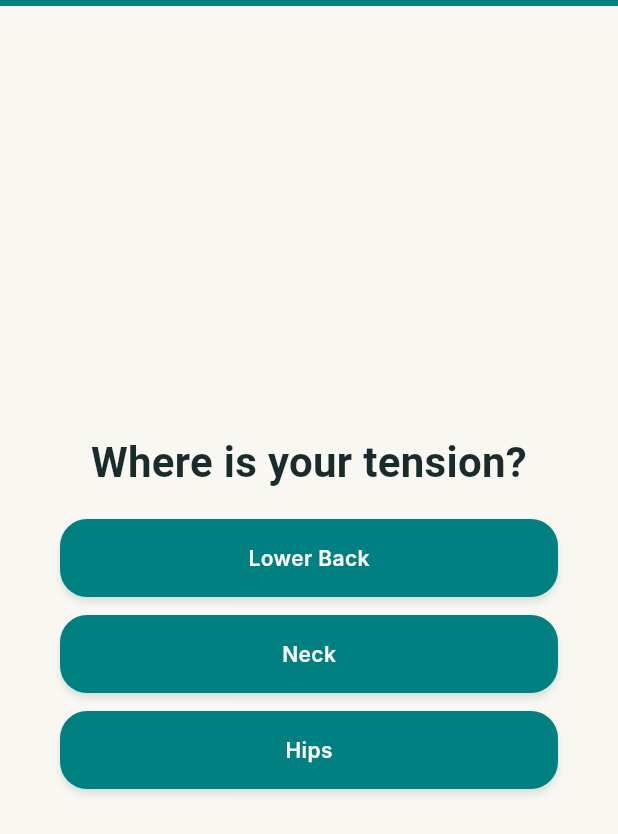
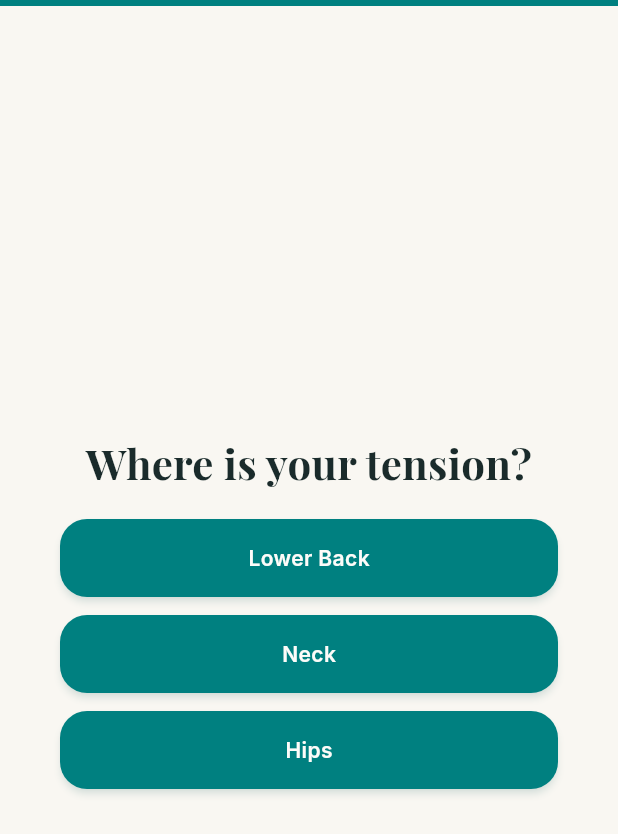
Before and after one commit to andre-ship-it/align-plus, a Flutter app: the screen it shows after launch, after a tap on "Relieve Pain", on a phone screen of 412 x 824 dp. Shown: the top 834 px of the screen. Run offline on Flutter 3.47's test engine with Material 3 defaults, Android fonts, the phone set to English and light mode, and no system bars; our stand-ins replace confetti, google_fonts, shared_preferences, video_player; network calls fail.

Commit message:
Add premium fonts, survey persistence, and GHL lead tracking flow

```diff
--- a/lib/app/main_app_flow.dart
+++ b/lib/app/main_app_flow.dart
@@ -1,5 +1,7 @@
 import 'package:flutter/material.dart';
+import 'package:shared_preferences/shared_preferences.dart';
 
+import '../core/integrations/ghl_service.dart';
 import '../features/library/library_screen.dart';
 import '../features/onboarding/survey_screen.dart';
 import '../features/ritual/mist_reveal_screen.dart';
@@ -12,25 +14,86 @@ class MainAppFlow extends StatefulWidget {
 }
 
 class _MainAppFlowState extends State<MainAppFlow> {
+  static const String _surveyCompletedKey = 'survey_completed';
+  static const String _surveyGoalKey = 'survey_goal';
+  static const String _surveyTensionKey = 'survey_tension';
+
+  bool _isHydrated = false;
   bool _showSurvey = true;
   int _selectedTab = 0;
+  String _surveyGoal = 'general_wellness';
+  String _surveyTension = '';
 
   String _activeVideoUrl =
       'https://assets.mixkit.co/videos/preview/mixkit-tropical-beach-with-palm-trees-1549-large.mp4';
   String _activeTitle = 'Morning Ritual';
 
   @override
+  void initState() {
+    super.initState();
+    _hydrateSurveyState();
+  }
+
+  Future<void> _hydrateSurveyState() async {
+    final prefs = await SharedPreferences.getInstance();
+    final isSurveyCompleted = prefs.getBool(_surveyCompletedKey) ?? false;
+    final goal = prefs.getString(_surveyGoalKey);
+    final tension = prefs.getString(_surveyTensionKey);
+
+    if (!mounted) return;
+    setState(() {
+      _showSurvey = !isSurveyCompleted;
+      _surveyGoal = goal ?? _surveyGoal;
+      _surveyTension = tension ?? _surveyTension;
+      _isHydrated = true;
+    });
+  }
+
+  Future<void> _handleSurveyCompleted(Map<String, String> answers) async {
+    final goal = answers['goal'] ?? _surveyGoal;
+    final tension = answers['tension'] ?? _surveyTension;
+
+    final prefs = await SharedPreferences.getInstance();
+    await prefs.setBool(_surveyCompletedKey, true);
+    await prefs.setString(_surveyGoalKey, goal);
+    await prefs.setString(_surveyTensionKey, tension);
+    await GhlService.sendSurveyCompleted(goal: goal, tension: tension);
+
+    if (!mounted) return;
+    setState(() {
+      _surveyGoal = goal;
+      _surveyTension = tension;
+      _showSurvey = false;
+    });
+  }
+
+  Future<void> _handleMistFullyCleared() async {
+    await GhlService.sendMistFullyCleared(
+      goal: _surveyGoal,
+      ritual: _activeTitle,
+    );
+  }
+
+  @override
   Widget build(BuildContext context) {
+    if (!_isHydrated) {
+      return const Scaffold(
+        body: Center(child: CircularProgressIndicator()),
+      );
+    }
+
     return Scaffold(
       body: AnimatedSwitcher(
         duration: const Duration(milliseconds: 800),
         child: _showSurvey
-            ? SurveyScreen(onCompleted: () => setState(() => _showSurvey = false))
+            ? SurveyScreen(onCompleted: _handleSurveyCompleted)
             : Scaffold(
                 body: _selectedTab == 0
                     ? MistRevealScreen(
                         videoUrl: _activeVideoUrl,
                         title: _activeTitle,
+                        userGoal: _surveyGoal,
+                        onMistFullyCleared: _handleMistFullyCleared,
                       )
                     : LibraryScreen(
                         onSessionSelected: (title, url) {
--- a/lib/app/theme.dart
+++ b/lib/app/theme.dart
@@ -1,4 +1,5 @@
 import 'package:flutter/material.dart';
+import 'package:google_fonts/google_fonts.dart';
 
 class AppPalette {
   static const Color deepTeal = Color(0xFF008080);
@@ -25,41 +26,48 @@ ThemeData buildPremiumTheme() {
 
   final textTheme = base.textTheme.copyWith(
     headlineLarge: base.textTheme.headlineLarge?.copyWith(
-      fontFamily: 'Playfair Display',
       fontWeight: FontWeight.w700,
       color: AppPalette.ink,
       letterSpacing: 0.2,
     ),
     headlineMedium: base.textTheme.headlineMedium?.copyWith(
-      fontFamily: 'Playfair Display',
       fontWeight: FontWeight.w700,
       color: AppPalette.ink,
       letterSpacing: 0.2,
     ),
     titleLarge: base.textTheme.titleLarge?.copyWith(
-      fontFamily: 'Playfair Display',
       fontWeight: FontWeight.w600,
       color: AppPalette.ink,
     ),
     bodyLarge: base.textTheme.bodyLarge?.copyWith(
-      fontFamily: 'Inter',
       color: AppPalette.ink,
       height: 1.35,
     ),
     bodyMedium: base.textTheme.bodyMedium?.copyWith(
-      fontFamily: 'Inter',
       color: AppPalette.ink,
       height: 1.35,
     ),
     labelLarge: base.textTheme.labelLarge?.copyWith(
-      fontFamily: 'Inter',
       fontWeight: FontWeight.w600,
       letterSpacing: 0.25,
     ),
   );
 
+  final premiumTextTheme = GoogleFonts.interTextTheme(textTheme).copyWith(
+    headlineLarge: GoogleFonts.playfairDisplay(
+      textStyle: textTheme.headlineLarge,
+    ),
+    headlineMedium: GoogleFonts.playfairDisplay(
+      textStyle: textTheme.headlineMedium,
+    ),
+    titleLarge: GoogleFonts.playfairDisplay(textStyle: textTheme.titleLarge),
+    bodyLarge: GoogleFonts.inter(textStyle: textTheme.bodyLarge),
+    bodyMedium: GoogleFonts.inter(textStyle: textTheme.bodyMedium),
+    labelLarge: GoogleFonts.inter(textStyle: textTheme.labelLarge),
+  );
+
   return base.copyWith(
-    textTheme: textTheme,
+    textTheme: premiumTextTheme,
     elevatedButtonTheme: ElevatedButtonThemeData(
       style: ElevatedButton.styleFrom(
         backgroundColor: AppPalette.deepTeal,
@@ -68,7 +76,7 @@ ThemeData buildPremiumTheme() {
         elevation: 2,
         minimumSize: const Size.fromHeight(52),
         shape: RoundedRectangleBorder(borderRadius: BorderRadius.circular(18)),
-        textStyle: textTheme.labelLarge,
+        textStyle: premiumTextTheme.labelLarge,
       ),
     ),
     cardTheme: CardThemeData(
@@ -81,8 +89,8 @@ ThemeData buildPremiumTheme() {
       backgroundColor: AppPalette.cloudWhite.withOpacity(0.95),
       selectedItemColor: AppPalette.deepTeal,
       unselectedItemColor: AppPalette.ink.withOpacity(0.55),
-      selectedLabelStyle: textTheme.labelSmall,
-      unselectedLabelStyle: textTheme.labelSmall,
+      selectedLabelStyle: premiumTextTheme.labelSmall,
+      unselectedLabelStyle: premiumTextTheme.labelSmall,
       type: BottomNavigationBarType.fixed,
       elevation: 8,
     ),
--- /dev/null
+++ b/lib/core/integrations/ghl_service.dart
@@ -0,0 +1,58 @@
+import 'dart:convert';
+
+import 'package:http/http.dart' as http;
+
+class GhlService {
+  static const String _webhookUrl = String.fromEnvironment(
+    'GHL_WEBHOOK_URL',
+    defaultValue: '',
+  );
+
+  static Future<void> sendSurveyCompleted({
+    required String goal,
+    required String tension,
+  }) async {
+    await _postEvent(
+      event: 'survey_completed',
+      payload: {
+        'goal': goal,
+        'tension': tension,
+      },
+    );
+  }
+
+  static Future<void> sendMistFullyCleared({
+    required String goal,
+    required String ritual,
+  }) async {
+    await _postEvent(
+      event: 'mist_fully_cleared',
+      payload: {
+        'goal': goal,
+        'ritual': ritual,
+      },
+    );
+  }
+
+  static Future<void> _postEvent({
+    required String event,
+    required Map<String, String> payload,
+  }) async {
+    if (_webhookUrl.isEmpty) return;
+
+    try {
+      await http.post(
+        Uri.parse(_webhookUrl),
+        headers: const {'Content-Type': 'application/json'},
+        body: jsonEncode({
+          'event': event,
+          'source': 'align_app',
+          'timestamp': DateTime.now().toUtc().toIso8601String(),
+          ...payload,
+        }),
+      );
+    } catch (_) {
+      // Webhook failures should not block the ritual flow.
+    }
+  }
+}
--- a/lib/features/onboarding/survey_screen.dart
+++ b/lib/features/onboarding/survey_screen.dart
@@ -4,7 +4,7 @@ import 'package:flutter/services.dart';
 import '../../shared/widgets/press_scale_button.dart';
 
 class SurveyScreen extends StatefulWidget {
-  final VoidCallback onCompleted;
+  final void Function(Map<String, String> answers) onCompleted;
 
   const SurveyScreen({super.key, required this.onCompleted});
 
@@ -15,6 +15,7 @@ class SurveyScreen extends StatefulWidget {
 class _SurveyScreenState extends State<SurveyScreen> {
   final PageController _surveyController = PageController();
   int _currentStep = 0;
+  final Map<int, String> _answers = {};
 
   final List<Map<String, dynamic>> _questions = [
     {
@@ -62,6 +63,7 @@ class _SurveyScreenState extends State<SurveyScreen> {
                           child: PressScaleButton(
                             onPressed: () {
                               HapticFeedback.lightImpact();
+                              _answers[_currentStep] = option;
                               if (_currentStep < _questions.length - 1) {
                                 _surveyController.nextPage(
                                   duration: const Duration(milliseconds: 450),
@@ -69,7 +71,10 @@ class _SurveyScreenState extends State<SurveyScreen> {
                                 );
                                 setState(() => _currentStep++);
                               } else {
-                                widget.onCompleted();
+                                widget.onCompleted({
+                                  'goal': _answers[0] ?? option,
+                                  'tension': _answers[1] ?? '',
+                                });
                               }
                             },
                             child: Text(option),
--- a/lib/shared/widgets/press_scale_button.dart
+++ b/lib/shared/widgets/press_scale_button.dart
@@ -2,7 +2,7 @@ import 'package:flutter/material.dart';
 
 class PressScaleButton extends StatefulWidget {
   final Widget child;
-  final VoidCallback onPressed;
+  final VoidCallback? onPressed;
 
   const PressScaleButton({
     super.key,
@@ -20,11 +20,17 @@ class _PressScaleButtonState extends State<PressScaleButton> {
   @override
   Widget build(BuildContext context) {
     return GestureDetector(
-      onTapDown: (_) => setState(() => _isPressed = true),
-      onTapUp: (_) => setState(() => _isPressed = false),
-      onTapCancel: () => setState(() => _isPressed = false),
+      onTapDown: widget.onPressed == null
+          ? null
+          : (_) => setState(() => _isPressed = true),
+      onTapUp: widget.onPressed == null
+          ? null
+          : (_) => setState(() => _isPressed = false),
+      onTapCancel: widget.onPressed == null
+          ? null
+          : () => setState(() => _isPressed = false),
       child: AnimatedScale(
-        scale: _isPressed ? 0.95 : 1.0,
+        scale: widget.onPressed != null && _isPressed ? 0.95 : 1.0,
         duration: const Duration(milliseconds: 140),
         curve: Curves.easeOut,
         child: ElevatedButton(onPressed: widget.onPressed, child: widget.child),
--- a/pubspec.yaml
+++ b/pubspec.yaml
@@ -35,6 +35,8 @@ dependencies:
   http: ^1.1.0
   confetti: ^0.7.0
   url_launcher: ^6.3.1
+  shared_preferences: ^2.3.2
+  google_fonts: ^6.2.1
 
 dev_dependencies:
   flutter_test:
```
Also changed, not shown: lib/features/ritual/mist_reveal_screen.dart (+33 -0 lines), 1 other file.
